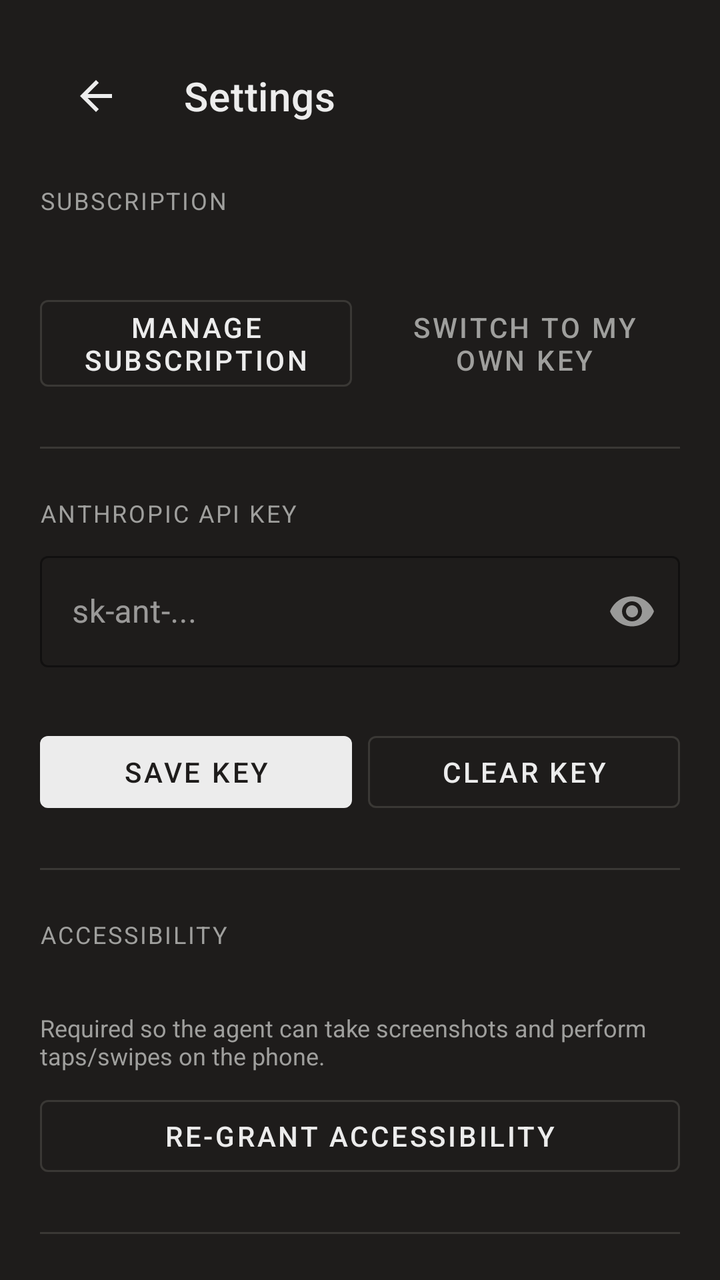
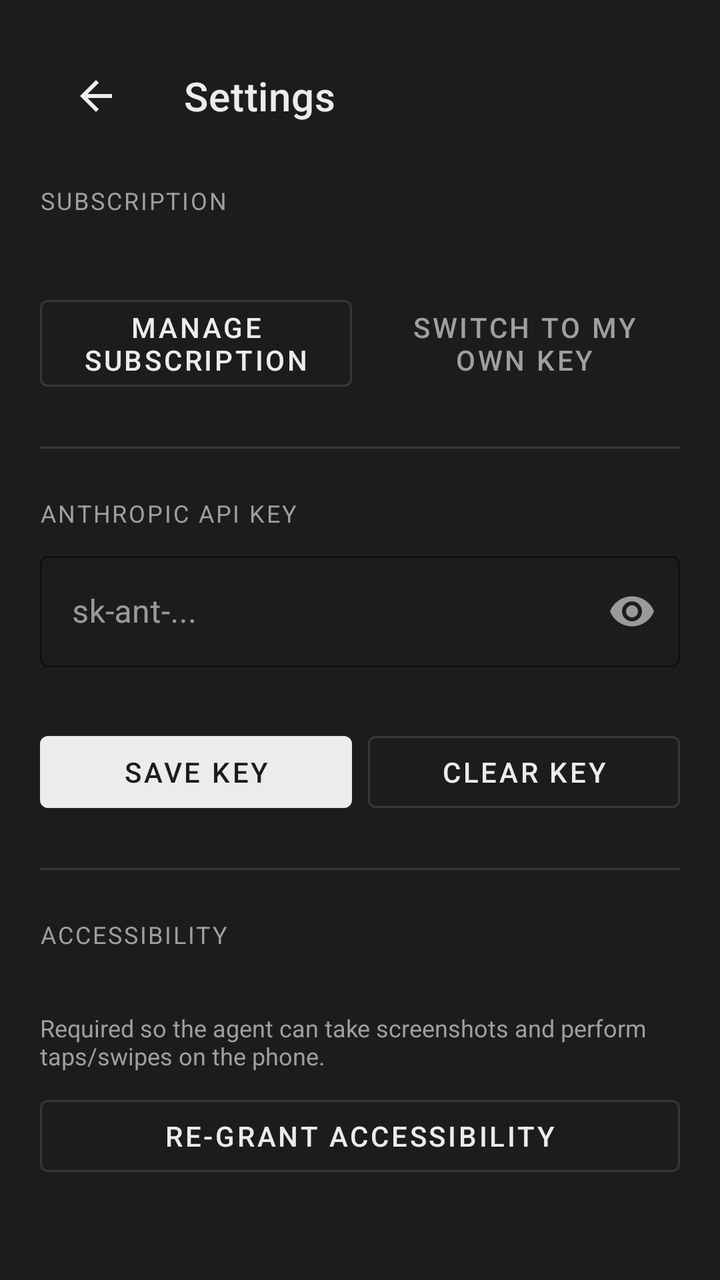

The first picture is an Android layout as it rendered before a commit; the second is the same layout after the commit. The layout source and the unified diff follow.
<!-- AndroidManifest.xml: application theme Theme.ClaudePhoneAgent -->
<!-- res/layout/activity_settings.xml -->
<?xml version="1.0" encoding="utf-8"?>
<androidx.core.widget.NestedScrollView xmlns:android="http://schemas.android.com/apk/res/android"
    xmlns:app="http://schemas.android.com/apk/res-auto"
    android:layout_width="match_parent"
    android:layout_height="match_parent"
    android:background="@color/bg"
    android:fillViewport="true">

    <LinearLayout
        android:layout_width="match_parent"
        android:layout_height="wrap_content"
        android:orientation="vertical"
        android:padding="20dp">

        <com.google.android.material.appbar.MaterialToolbar
            android:id="@+id/toolbar"
            android:layout_width="match_parent"
            android:layout_height="wrap_content"
            android:background="@android:color/transparent"
            app:navigationIcon="@drawable/ic_arrow_back"
            app:title="@string/settings_title"
            app:titleTextColor="@color/text_primary" />

        
        <TextView
            android:layout_width="match_parent"
            android:layout_height="wrap_content"
            android:layout_marginTop="16dp"
            android:text="@string/settings_subscription"
            android:textColor="@color/text_secondary"
            android:textSize="12sp"
            android:textAllCaps="true"
            android:letterSpacing="0.08" />

        <TextView
            android:id="@+id/planStatus"
            android:layout_width="match_parent"
            android:layout_height="wrap_content"
            android:layout_marginTop="6dp"
            android:textColor="@color/text_primary"
            android:textSize="16sp" />

        <LinearLayout
            android:layout_width="match_parent"
            android:layout_height="wrap_content"
            android:layout_marginTop="8dp"
            android:orientation="horizontal">

            <com.google.android.material.button.MaterialButton
                android:id="@+id/manageSubscriptionButton"
                style="@style/Widget.MaterialComponents.Button.OutlinedButton"
                android:layout_width="0dp"
                android:layout_height="wrap_content"
                android:layout_weight="1"
                android:text="@string/manage_subscription"
                android:textColor="@color/text_primary"
                app:strokeColor="@color/border_soft" />

            <com.google.android.material.button.MaterialButton
                android:id="@+id/switchModeButton"
                style="@style/Widget.MaterialComponents.Button.TextButton"
                android:layout_width="0dp"
                android:layout_height="wrap_content"
                android:layout_marginStart="8dp"
                android:layout_weight="1"
                android:text="@string/switch_to_byo_key"
                android:textColor="@color/text_secondary" />
        </LinearLayout>

        <View
            android:layout_width="match_parent"
            android:layout_height="1dp"
            android:layout_marginVertical="24dp"
            android:background="@color/border_soft" />

        
        <TextView
            android:layout_width="match_parent"
            android:layout_height="wrap_content"
            android:text="@string/section_api_key"
            android:textColor="@color/text_secondary"
            android:textSize="12sp"
            android:textAllCaps="true"
            android:letterSpacing="0.08" />

        <com.google.android.material.textfield.TextInputLayout
            android:id="@+id/apiKeyLayout"
            style="@style/Widget.MaterialComponents.TextInputLayout.OutlinedBox"
            android:layout_width="match_parent"
            android:layout_height="wrap_content"
            android:layout_marginTop="8dp"
            android:hint="@string/api_key_hint"
            app:boxStrokeColor="@color/border_soft"
            app:endIconMode="password_toggle"
            app:hintTextColor="@color/text_secondary">

            <com.google.android.material.textfield.TextInputEditText
                android:id="@+id/apiKeyInput"
                android:layout_width="match_parent"
                android:layout_height="wrap_content"
                android:inputType="textPassword"
                android:maxLines="1"
                android:textColor="@color/text_primary" />
        </com.google.android.material.textfield.TextInputLayout>

        <TextView
            android:id="@+id/apiKeyStatus"
            android:layout_width="match_parent"
            android:layout_height="wrap_content"
            android:layout_marginTop="4dp"
            android:textColor="@color/text_secondary"
            android:textSize="12sp" />

        <LinearLayout
            android:layout_width="match_parent"
            android:layout_height="wrap_content"
            android:layout_marginTop="8dp"
            android:orientation="horizontal">

            <com.google.android.material.button.MaterialButton
                android:id="@+id/saveKeyButton"
                android:layout_width="0dp"
                android:layout_height="wrap_content"
                android:layout_weight="1"
                android:text="@string/save_key"
                android:textColor="@color/bg"
                app:backgroundTint="@color/text_primary" />

            <com.google.android.material.button.MaterialButton
                android:id="@+id/clearKeyButton"
                style="@style/Widget.MaterialComponents.Button.OutlinedButton"
                android:layout_width="0dp"
                android:layout_height="wrap_content"
                android:layout_marginStart="8dp"
                android:layout_weight="1"
                android:text="@string/clear_key"
                android:textColor="@color/text_primary"
                app:strokeColor="@color/border_soft" />
        </LinearLayout>

        <View
            android:layout_width="match_parent"
            android:layout_height="1dp"
            android:layout_marginVertical="24dp"
            android:background="@color/border_soft" />

        
        <TextView
            android:layout_width="match_parent"
            android:layout_height="wrap_content"
            android:text="@string/section_accessibility"
            android:textColor="@color/text_secondary"
            android:textSize="12sp"
            android:textAllCaps="true"
            android:letterSpacing="0.08" />

        <TextView
            android:id="@+id/accessibilityStatus"
            android:layout_width="match_parent"
            android:layout_height="wrap_content"
            android:layout_marginTop="6dp"
            android:textColor="@color/text_primary"
            android:textSize="15sp" />

        <TextView
            android:layout_width="match_parent"
            android:layout_height="wrap_content"
            android:layout_marginTop="4dp"
            android:text="@string/accessibility_explainer"
            android:textColor="@color/text_secondary"
            android:textSize="12sp" />

        <com.google.android.material.button.MaterialButton
            android:id="@+id/grantAccessibilityButton"
            style="@style/Widget.MaterialComponents.Button.OutlinedButton"
            android:layout_width="match_parent"
            android:layout_height="wrap_content"
            android:layout_marginTop="8dp"
            android:text="@string/regrant_accessibility"
            android:textColor="@color/text_primary"
            app:strokeColor="@color/border_soft" />

        <View
            android:layout_width="match_parent"
            android:layout_height="1dp"
            android:layout_marginVertical="24dp"
            android:background="@color/border_soft" />

        
        <TextView
            android:layout_width="match_parent"
            android:layout_height="wrap_content"
            android:text="@string/settings_hub"
            android:textColor="@color/text_secondary"
            android:textSize="12sp"
            android:textAllCaps="true"
            android:letterSpacing="0.08" />

        <TextView
            android:id="@+id/hubStatus"
            android:layout_width="match_parent"
            android:layout_height="wrap_content"
            android:layout_marginTop="6dp"
            android:textColor="@color/text_primary"
            android:textSize="15sp"
            android:text="@string/hub_not_paired" />

        <com.google.android.material.button.MaterialButton
            android:id="@+id/pairHubButton"
            style="@style/Widget.MaterialComponents.Button.OutlinedButton"
            android:layout_width="match_parent"
            android:layout_height="wrap_content"
            android:layout_marginTop="8dp"
            android:text="@string/hub_pair_button"
            android:textColor="@color/text_primary"
            app:strokeColor="@color/border_soft" />

    </LinearLayout>
</androidx.core.widget.NestedScrollView>
<!-- resources referenced by this layout -->
<resources>
  <color name="bg">#FF1E1C1B</color>
  <color name="border_soft">#FF3A3835</color>
  <color name="text_primary">#FFECECEC</color>
  <color name="text_secondary">#FF9F9F9D</color>
  <!-- drawable ic_arrow_back (drawable) -->
  <vector xmlns:android="http://schemas.android.com/apk/res/android"
      android:width="24dp"
      android:height="24dp"
      android:viewportWidth="24"
      android:viewportHeight="24"
      android:tint="@color/on_surface">
      <path
          android:fillColor="@android:color/white"
          android:pathData="M20,11H7.83l5.59,-5.59L12,4l-8,8 8,8 1.41,-1.41L7.83,13H20v-2z" />
  </vector>
  <string name="accessibility_explainer">Required so the agent can take screenshots and perform taps/swipes on the phone.</string>
  <string name="api_key_hint">sk-ant-...</string>
  <string name="clear_key">Clear key</string>
  <string name="hub_not_paired">Not paired</string>
  <string name="hub_pair_button">Pair with Cloudbot</string>
  <string name="manage_subscription">Manage subscription</string>
  <string name="regrant_accessibility">Re-grant Accessibility</string>
  <string name="save_key">Save key</string>
  <string name="section_accessibility">Accessibility</string>
  <string name="section_api_key">Anthropic API key</string>
  <string name="settings_hub">Cloudbot pairing</string>
  <string name="settings_subscription">Subscription</string>
  <string name="settings_title">Settings</string>
  <string name="switch_to_byo_key">Switch to my own key</string>
  <style name="Theme.ClaudePhoneAgent" parent="Theme.MaterialComponents.NoActionBar">
          <item name="colorPrimary">@color/accent</item>
          <item name="colorPrimaryVariant">@color/accent_dark</item>
          <item name="colorOnPrimary">@color/on_accent</item>
          <item name="colorSecondary">@color/accent</item>
          <item name="colorSecondaryVariant">@color/accent_dark</item>
          <item name="colorOnSecondary">@color/on_accent</item>
          <item name="colorSurface">@color/bg_elevated</item>
          <item name="colorOnSurface">@color/text_primary</item>
          <item name="colorOnBackground">@color/text_primary</item>
          <item name="android:colorBackground">@color/bg</item>
          <item name="android:textColorPrimary">@color/text_primary</item>
          <item name="android:textColorSecondary">@color/text_secondary</item>
          <item name="android:textColorHint">@color/text_secondary</item>
          <item name="android:statusBarColor" tools:targetApi="l">@color/bg</item>
          <item name="android:navigationBarColor" tools:targetApi="o_mr1">@color/bg</item>
          <item name="android:windowLightStatusBar" tools:targetApi="m">false</item>
          <item name="android:windowLightNavigationBar" tools:targetApi="o_mr1">false</item>
      </style>
  <color name="on_surface">#FFECECEC</color>
  <color name="accent">#FF8B5CF6</color>
  <color name="accent_dark">#FF7C3AED</color>
  <color name="on_accent">#FFFFFFFF</color>
  <color name="bg_elevated">#FF2A2826</color>
</resources>

<!-- the commit's change to res/layout/activity_settings.xml (unified diff, before → after) -->
@@ -180,40 +180,48 @@
             android:textColor="@color/text_primary"
             app:strokeColor="@color/border_soft" />
 
-        <View
-            android:layout_width="match_parent"
-            android:layout_height="1dp"
-            android:layout_marginVertical="24dp"
-            android:background="@color/border_soft" />
-
-        
-        <TextView
-            android:layout_width="match_parent"
-            android:layout_height="wrap_content"
-            android:text="@string/settings_hub"
-            android:textColor="@color/text_secondary"
-            android:textSize="12sp"
-            android:textAllCaps="true"
-            android:letterSpacing="0.08" />
-
-        <TextView
-            android:id="@+id/hubStatus"
-            android:layout_width="match_parent"
-            android:layout_height="wrap_content"
-            android:layout_marginTop="6dp"
-            android:textColor="@color/text_primary"
-            android:textSize="15sp"
-            android:text="@string/hub_not_paired" />
-
-        <com.google.android.material.button.MaterialButton
-            android:id="@+id/pairHubButton"
-            style="@style/Widget.MaterialComponents.Button.OutlinedButton"
-            android:layout_width="match_parent"
-            android:layout_height="wrap_content"
-            android:layout_marginTop="8dp"
-            android:text="@string/hub_pair_button"
-            android:textColor="@color/text_primary"
-            app:strokeColor="@color/border_soft" />
+        
+        <LinearLayout
+            android:id="@+id/hubSection"
+            android:layout_width="match_parent"
+            android:layout_height="wrap_content"
+            android:orientation="vertical"
+            android:visibility="gone">
+
+            <View
+                android:layout_width="match_parent"
+                android:layout_height="1dp"
+                android:layout_marginVertical="24dp"
+                android:background="@color/border_soft" />
+
+            <TextView
+                android:layout_width="match_parent"
+                android:layout_height="wrap_content"
+                android:text="@string/settings_hub"
+                android:textColor="@color/text_secondary"
+                android:textSize="12sp"
+                android:textAllCaps="true"
+                android:letterSpacing="0.08" />
+
+            <TextView
+                android:id="@+id/hubStatus"
+                android:layout_width="match_parent"
+                android:layout_height="wrap_content"
+                android:layout_marginTop="6dp"
+                android:textColor="@color/text_primary"
+                android:textSize="15sp"
+                android:text="@string/hub_not_paired" />
+
+            <com.google.android.material.button.MaterialButton
+                android:id="@+id/pairHubButton"
+                style="@style/Widget.MaterialComponents.Button.OutlinedButton"
+                android:layout_width="match_parent"
+                android:layout_height="wrap_content"
+                android:layout_marginTop="8dp"
+                android:text="@string/hub_pair_button"
+                android:textColor="@color/text_primary"
+                app:strokeColor="@color/border_soft" />
+        </LinearLayout>
 
     </LinearLayout>
 </androidx.core.widget.NestedScrollView>
